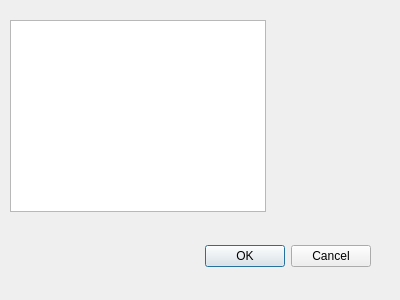
The window that DIALOGS/FILTER_SETTINGS/maskdialog.ui (iamantony/FFilter) describes before a commit, drawn with Qt 5.
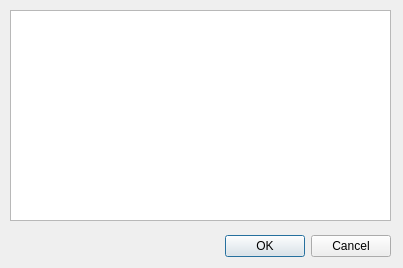
The same window after the commit.

Commit message: Updating mask dialog

```diff
--- a/DIALOGS/FILTER_SETTINGS/maskdialog.ui
+++ b/DIALOGS/FILTER_SETTINGS/maskdialog.ui
@@ -6,8 +6,8 @@
    <rect>
     <x>0</x>
     <y>0</y>
-    <width>400</width>
-    <height>300</height>
+    <width>403</width>
+    <height>268</height>
    </rect>
   </property>
   <property name="windowTitle">
@@ -16,8 +16,8 @@
   <widget class="QDialogButtonBox" name="buttonBox">
    <property name="geometry">
     <rect>
-     <x>30</x>
-     <y>240</y>
+     <x>50</x>
+     <y>230</y>
      <width>341</width>
      <height>32</height>
     </rect>
@@ -29,15 +29,45 @@
     <set>QDialogButtonBox::Cancel|QDialogButtonBox::Ok</set>
    </property>
   </widget>
-  <widget class="QTableView" name="tableView">
+  <widget class="QTableWidget" name="maskTable">
    <property name="geometry">
     <rect>
      <x>10</x>
-     <y>20</y>
-     <width>256</width>
-     <height>192</height>
+     <y>10</y>
+     <width>381</width>
+     <height>211</height>
     </rect>
    </property>
+   <property name="showDropIndicator" stdset="0">
+    <bool>false</bool>
+   </property>
+   <property name="dragDropOverwriteMode">
+    <bool>false</bool>
+   </property>
+   <property name="selectionMode">
+    <enum>QAbstractItemView::SingleSelection</enum>
+   </property>
+   <property name="cornerButtonEnabled">
+    <bool>false</bool>
+   </property>
+   <property name="rowCount">
+    <number>0</number>
+   </property>
+   <property name="columnCount">
+    <number>0</number>
+   </property>
+   <attribute name="horizontalHeaderDefaultSectionSize">
+    <number>50</number>
+   </attribute>
+   <attribute name="horizontalHeaderMinimumSectionSize">
+    <number>30</number>
+   </attribute>
+   <attribute name="verticalHeaderDefaultSectionSize">
+    <number>25</number>
+   </attribute>
+   <attribute name="verticalHeaderMinimumSectionSize">
+    <number>15</number>
+   </attribute>
   </widget>
  </widget>
  <resources/>
```
The commit also changes 14 other files.
